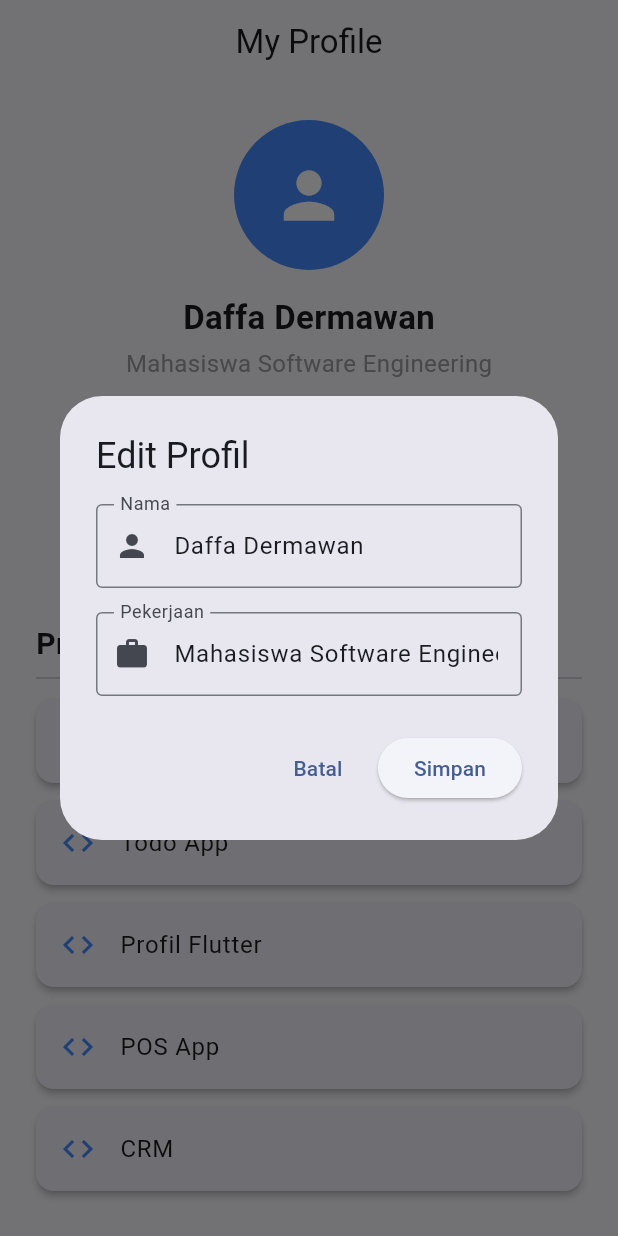
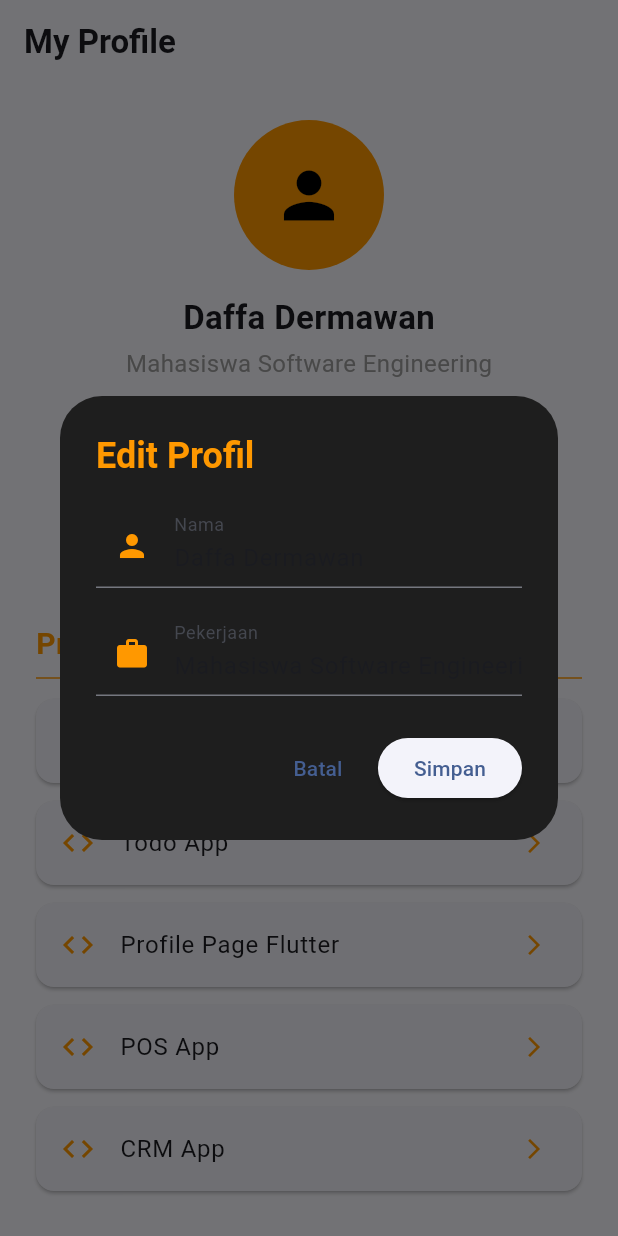
Before and after one commit to daffadermawan30/profil_app, a Flutter app: the screen it shows after launch, after a tap on "Edit Profil", on a phone screen of 412 x 824 dp. Run offline on Flutter 3.47's test engine with Material 3 defaults, Android fonts, the phone set to English and light mode, and no system bars.

Commit message:
feat: add editable profile with orange dark theme and update README.md

```diff
--- a/lib/profile_page.dart
+++ b/lib/profile_page.dart
@@ -8,22 +8,19 @@ class ProfilePage extends StatefulWidget {
 }
 
 class _ProfilePageState extends State<ProfilePage> {
-  // Data profil
   String userName = 'Daffa Dermawan';
   String role = 'Mahasiswa Software Engineering';
 
-  // Controller untuk input edit profil
   final TextEditingController nameController = TextEditingController();
 
   final TextEditingController roleController = TextEditingController();
 
-  // Data proyek
   final List<String> projects = const [
     'Weather App',
     'Todo App',
-    'Profil Flutter',
+    'Profile Page Flutter',
     'POS App',
-    'CRM',
+    'CRM App',
   ];
 
   @override
@@ -33,9 +30,7 @@ class _ProfilePageState extends State<ProfilePage> {
     super.dispose();
   }
 
-  // Fungsi untuk menampilkan dialog edit profil
   void editProfile() {
-    // Mengisi input dengan data profil saat ini
     nameController.text = userName;
     roleController.text = role;
 
@@ -43,7 +38,11 @@ class _ProfilePageState extends State<ProfilePage> {
       context: context,
       builder: (dialogContext) {
         return AlertDialog(
-          title: const Text('Edit Profil'),
+          backgroundColor: const Color(0xFF1E1E1E),
+          title: const Text(
+            'Edit Profil',
+            style: TextStyle(color: Colors.orange, fontWeight: FontWeight.bold),
+          ),
 
           content: SingleChildScrollView(
             child: Column(
@@ -53,8 +52,7 @@ class _ProfilePageState extends State<ProfilePage> {
                   controller: nameController,
                   decoration: const InputDecoration(
                     labelText: 'Nama',
-                    border: OutlineInputBorder(),
-                    prefixIcon: Icon(Icons.person),
+                    prefixIcon: Icon(Icons.person, color: Colors.orange),
                   ),
                 ),
 
@@ -64,8 +62,7 @@ class _ProfilePageState extends State<ProfilePage> {
                   controller: roleController,
                   decoration: const InputDecoration(
                     labelText: 'Pekerjaan',
-                    border: OutlineInputBorder(),
-                    prefixIcon: Icon(Icons.work),
+                    prefixIcon: Icon(Icons.work, color: Colors.orange),
                   ),
                 ),
               ],
@@ -73,7 +70,6 @@ class _ProfilePageState extends State<ProfilePage> {
           ),
 
           actions: [
-            // Tombol batal
             TextButton(
               onPressed: () {
                 Navigator.pop(dialogContext);
@@ -81,13 +77,12 @@ class _ProfilePageState extends State<ProfilePage> {
               child: const Text('Batal'),
             ),
 
-            // Tombol simpan
             ElevatedButton(
               onPressed: () {
                 String newName = nameController.text.trim();
+
                 String newRole = roleController.text.trim();
 
-                // Memastikan input tidak kosong
                 if (newName.isEmpty || newRole.isEmpty) {
                   ScaffoldMessenger.of(context).showSnackBar(
                     const SnackBar(
@@ -97,7 +92,6 @@ class _ProfilePageState extends State<ProfilePage> {
                   return;
                 }
 
-                // Memperbarui data profil
                 setState(() {
                   userName = newName;
                   role = newRole;
@@ -120,7 +114,12 @@ class _ProfilePageState extends State<ProfilePage> {
   @override
   Widget build(BuildContext context) {
     return Scaffold(
-      appBar: AppBar(title: const Text('My Profile'), centerTitle: true),
+      appBar: AppBar(
+        title: const Text(
+          'My Profile',
+          style: TextStyle(fontWeight: FontWeight.bold),
+        ),
+      ),
 
       body: Padding(
         padding: const EdgeInsets.all(24.0),
@@ -134,7 +133,6 @@ class _ProfilePageState extends State<ProfilePage> {
 
             const SizedBox(height: 16),
 
-            // Tombol Edit Profil
             ElevatedButton.icon(
               onPressed: editProfile,
               icon: const Icon(Icons.edit),
@@ -151,11 +149,15 @@ class _ProfilePageState extends State<ProfilePage> {
               alignment: Alignment.centerLeft,
               child: Text(
                 'Proyek Saya',
-                style: TextStyle(fontSize: 20, fontWeight: FontWeight.bold),
+                style: TextStyle(
+                  fontSize: 20,
+                  fontWeight: FontWeight.bold,
+                  color: Colors.orange,
+                ),
               ),
             ),
 
-            const Divider(),
+            const Divider(color: Colors.orange),
 
             Expanded(
               child: ListView.builder(
@@ -172,7 +174,6 @@ class _ProfilePageState extends State<ProfilePage> {
   }
 }
 
-// Widget Avatar Profil
 class ProfileAvatar extends StatelessWidget {
   const ProfileAvatar({super.key});
 
@@ -180,13 +181,12 @@ class ProfileAvatar extends StatelessWidget {
   Widget build(BuildContext context) {
     return const CircleAvatar(
       radius: 50,
-      backgroundColor: Colors.blueAccent,
-      child: Icon(Icons.person, size: 50, color: Colors.white),
+      backgroundColor: Colors.orange,
+      child: Icon(Icons.person, size: 50, color: Colors.black),
     );
   }
 }
 
-// Widget Informasi Profil
 class ProfileInfo extends StatelessWidget {
   final String name;
   final String role;
@@ -210,7 +210,6 @@ class ProfileInfo extends StatelessWidget {
   }
 }
 
-// Widget Satu Item Statistik
 class StatItem extends StatelessWidget {
   final String count;
   final String label;
@@ -223,7 +222,11 @@ class StatItem extends StatelessWidget {
       children: [
         Text(
           count,
-          style: const TextStyle(fontSize: 20, fontWeight: FontWeight.bold),
+          style: const TextStyle(
+            fontSize: 20,
+            fontWeight: FontWeight.bold,
+            color: Colors.orange,
+          ),
         ),
 
         Text(label, style: const TextStyle(color: Colors.grey)),
@@ -232,7 +235,6 @@ class StatItem extends StatelessWidget {
   }
 }
 
-// Widget Statistik Profil
 class ProfileStats extends StatelessWidget {
   const ProfileStats({super.key});
 
@@ -251,7 +253,6 @@ class ProfileStats extends StatelessWidget {
   }
 }
 
-// Widget Item Proyek
 class ExperienceCard extends StatelessWidget {
   final String title;
 
@@ -260,11 +261,15 @@ class ExperienceCard extends StatelessWidget {
   @override
   Widget build(BuildContext context) {
     return Card(
-      elevation: 2,
       margin: const EdgeInsets.symmetric(vertical: 6),
       child: ListTile(
-        leading: const Icon(Icons.code, color: Colors.blueAccent),
+        leading: const Icon(Icons.code, color: Colors.orange),
         title: Text(title),
+        trailing: const Icon(
+          Icons.arrow_forward_ios,
+          size: 16,
+          color: Colors.orange,
+        ),
       ),
     );
   }
```
Also changed, not shown: 1 other file.
